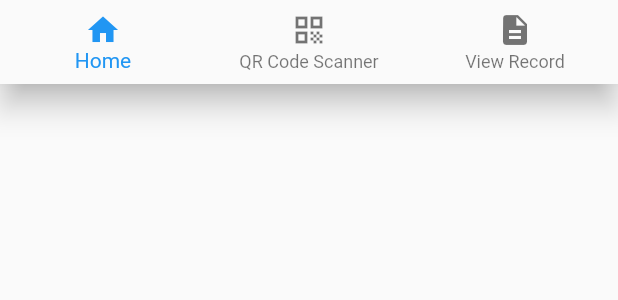
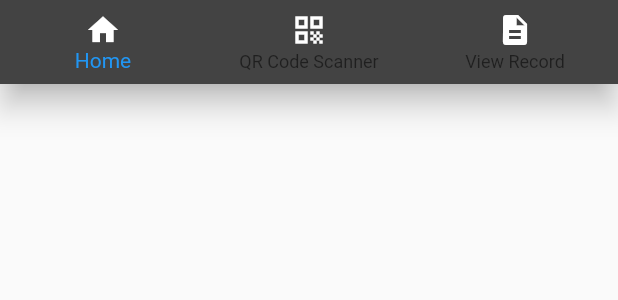
Before and after one commit to Dante0422/Dante0422, a Flutter app: the CustomNavigationBar widget shown alone on an empty page, opened directly with empty values, on a phone screen of 412 x 824 dp. Shown: the top 300 px of the screen. Run offline on Flutter 3.47's test engine with Material 2 defaults, Android fonts, the phone set to English and light mode, and no system bars; our stand-ins replace geolocator, permission_handler, qr_flutter; missing offline and left inert: qr_code_scanner; network calls fail.

Commit message:
small change

```diff
--- a/lib/infoform.dart
+++ b/lib/infoform.dart
@@ -22,6 +22,7 @@
   @override
   Widget build(BuildContext context) {
     return Scaffold(
+      backgroundColor: Color(0xFF2E2D2D),
       body: SingleChildScrollView(
         padding: EdgeInsets.all(20.0),
         child: Card(
--- a/lib/main.dart
+++ b/lib/main.dart
@@ -264,12 +264,16 @@
         : [Icons.home, Icons.qr_code, Icons.description];
 
     return BottomNavigationBar(
+      backgroundColor: Color.fromARGB(255, 67, 67, 67),
       currentIndex: currentIndex,
+      unselectedLabelStyle: TextStyle(color: Colors.white),
+      selectedLabelStyle:
+          TextStyle(color: Color.fromARGB(248, 13, 154, 255)), // Add this line
       onTap: onIndexChanged,
       items: List.generate(
         navigationTitles.length,
         (index) => BottomNavigationBarItem(
-          icon: Icon(icons[index]),
+          icon: Icon(icons[index], color: Color.fromARGB(255, 255, 255, 255)),
           label: navigationTitles[index],
         ),
       ),
```
Also changed, not shown: 1 other file.
